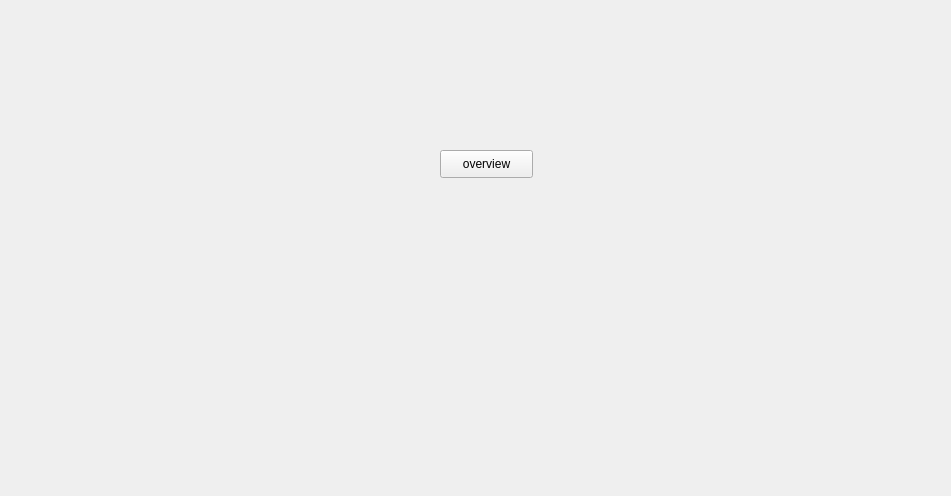
This is src/ui/overviewwidget.ui in jspngh/shae-workstation as Qt 5 draws it before an edit. The edited form follows.
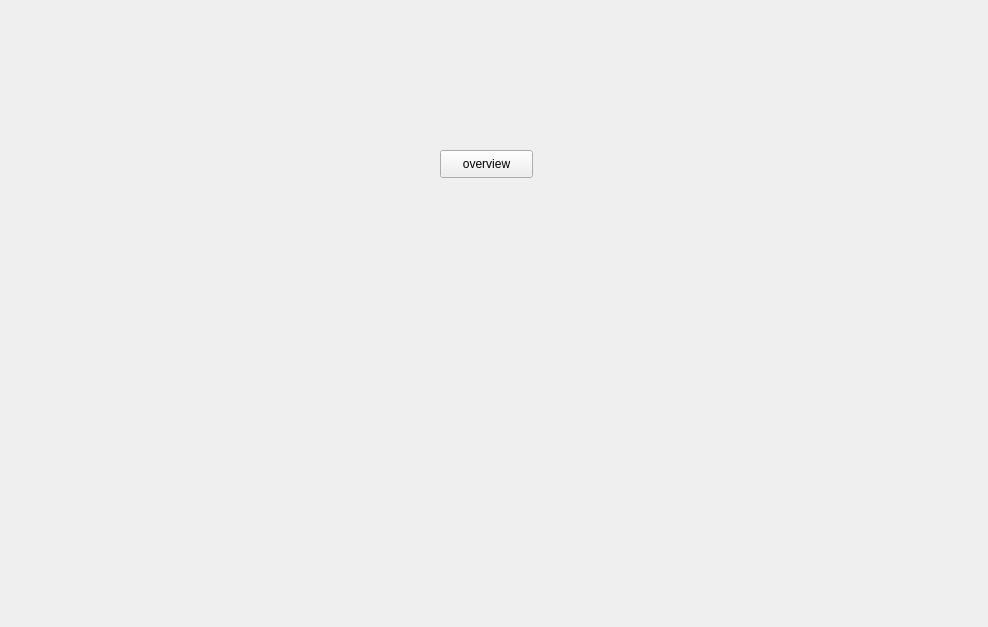
This is the edited form.

What changed in the file:
```diff
--- a/src/ui/overviewwidget.ui
+++ b/src/ui/overviewwidget.ui
@@ -6,8 +6,8 @@
    <rect>
     <x>0</x>
     <y>0</y>
-    <width>951</width>
-    <height>496</height>
+    <width>988</width>
+    <height>627</height>
    </rect>
   </property>
   <property name="windowTitle">
```
